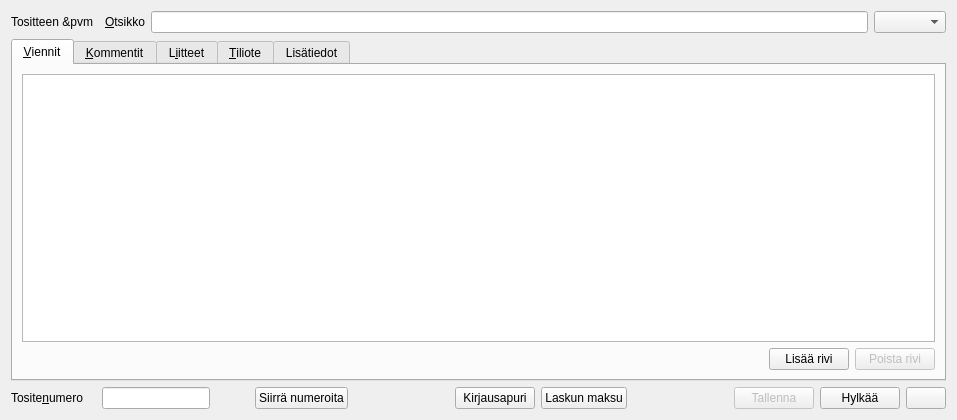
The window that kitupiikki/kirjaus/kirjaus.ui (artoh/kitupiikki) describes before a commit, drawn with Qt 5.
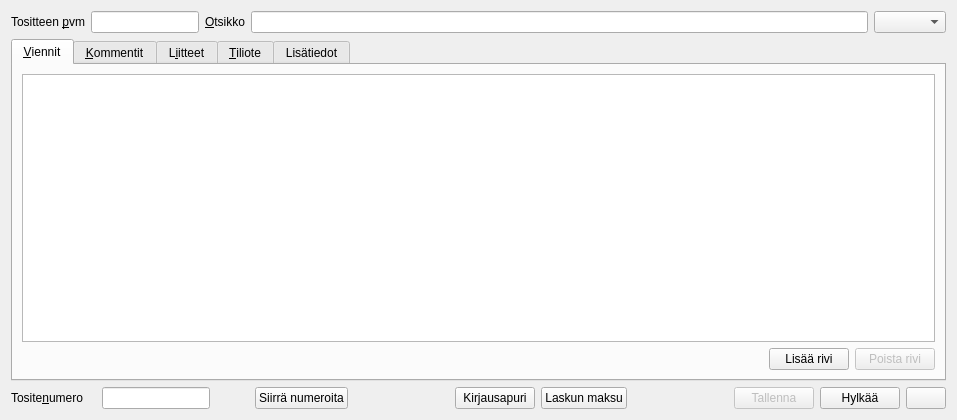
The same window after the commit. Icons and pictures are not drawn. Custom widgets are drawn as their Qt base class.

What changed in the file:
```diff
--- a/kitupiikki/kirjaus/kirjaus.ui
+++ b/kitupiikki/kirjaus/kirjaus.ui
@@ -15,16 +15,19 @@
   </property>
   <layout class="QVBoxLayout" name="verticalLayout_2">
    <item>
-    <layout class="QHBoxLayout" name="horizontalLayout_2">
+    <layout class="QHBoxLayout" name="horizontalLayout_2" stretch="0,0,0,1,0">
      <item>
       <widget class="QLabel" name="label">
        <property name="text">
         <string>Tositteen &amp;pvm</string>
        </property>
+       <property name="buddy">
+        <cstring>tositePvmEdit</cstring>
+       </property>
       </widget>
      </item>
      <item>
-      <widget class="KpDateEdit" name="tositePvmEdit" native="true"/>
+      <widget class="KpDateEdit" name="tositePvmEdit"/>
      </item>
      <item>
       <widget class="QLabel" name="label_2">
@@ -526,7 +529,7 @@
  <customwidgets>
   <customwidget>
    <class>KpDateEdit</class>
-   <extends>QWidget</extends>
+   <extends>QLineEdit</extends>
    <header location="global">tools/kpdateedit.h</header>
    <container>1</container>
   </customwidget>
```
Left out of the diff: 1 changed line with no effect on the pictures.
